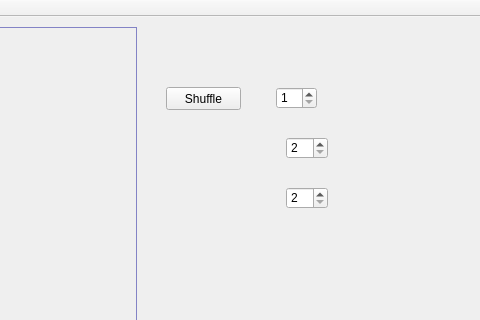
Before: the Qt Designer form PuzzleGame/PuzzleGame.ui in SzymonZielinski/PuzzleGame, drawn with Qt 5; both pictures show x 624 to 1104 and y 0 to 320 of the 1104 by 732 pixel window.
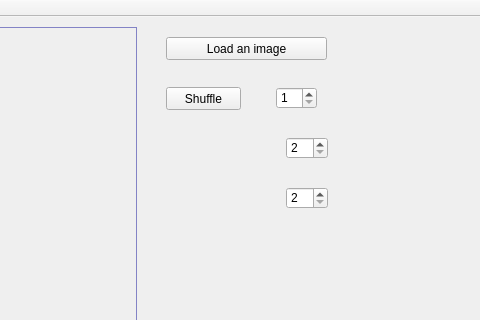
After: the same form once the commit is applied. Custom widgets are drawn as their Qt base class.

Commit message: Added the option to load an image from the hard disk, a default image embedded in the code (base64 format) and a counter of moves during the game.

```diff
--- a/PuzzleGame/PuzzleGame.ui
+++ b/PuzzleGame/PuzzleGame.ui
@@ -158,6 +158,19 @@
      <number>100</number>
     </property>
    </widget>
+   <widget class="QPushButton" name="loadImagePushButton">
+    <property name="geometry">
+     <rect>
+      <x>790</x>
+      <y>20</y>
+      <width>161</width>
+      <height>23</height>
+     </rect>
+    </property>
+    <property name="text">
+     <string>Load an image</string>
+    </property>
+   </widget>
   </widget>
   <widget class="QMenuBar" name="menuBar">
    <property name="geometry">
```
The commit also changes 6 other files.
